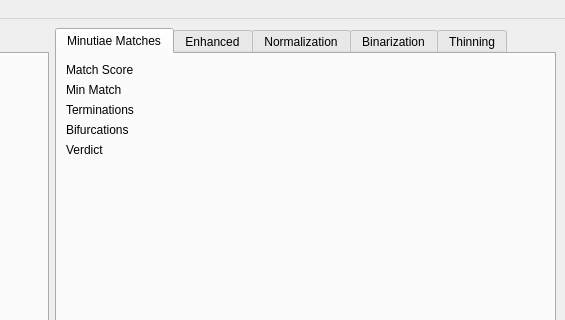
Before: the Qt Designer form Algorithms/GUI/AlgorithmExamination.ui in Mini-Sylar/Fingerprint-Matching-System, drawn with Qt 5; both pictures show x 462 to 1027 and y 0 to 320 of the 1027 by 619 pixel window.
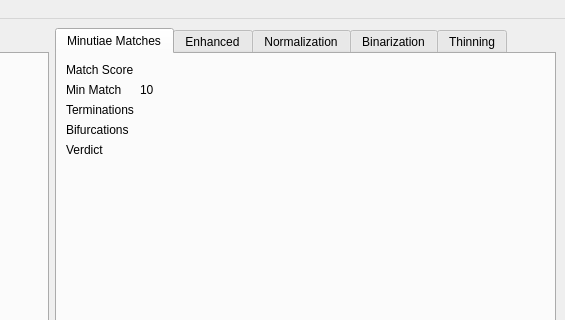
After: the same form once the commit is applied.

```diff
--- a/Algorithms/GUI/AlgorithmExamination.ui
+++ b/Algorithms/GUI/AlgorithmExamination.ui
@@ -256,7 +256,7 @@
             <item row="1" column="1">
              <widget class="QLabel" name="minutiae_min_match">
               <property name="text">
-               <string/>
+               <string>10</string>
               </property>
              </widget>
             </item>
```
